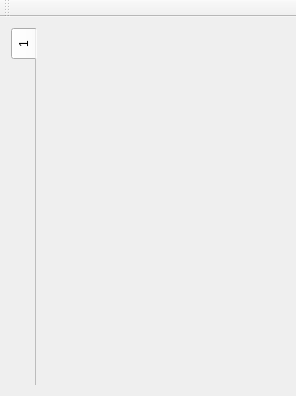
This is mainwindow.ui in proton/zNotes as Qt 5 draws it before an edit. The edited form follows.
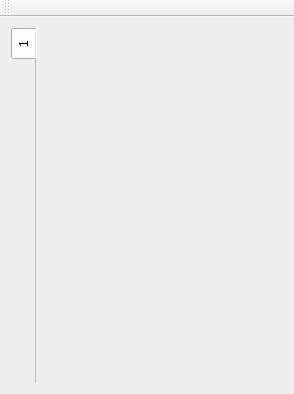
This is the edited form. Icons and pictures are not drawn.

```diff
--- a/mainwindow.ui
+++ b/mainwindow.ui
@@ -6,8 +6,8 @@
    <rect>
     <x>0</x>
     <y>0</y>
-    <width>296</width>
-    <height>396</height>
+    <width>294</width>
+    <height>394</height>
    </rect>
   </property>
   <property name="windowTitle">
```
Left out of the diff: 3 changed lines with no effect on the pictures.
